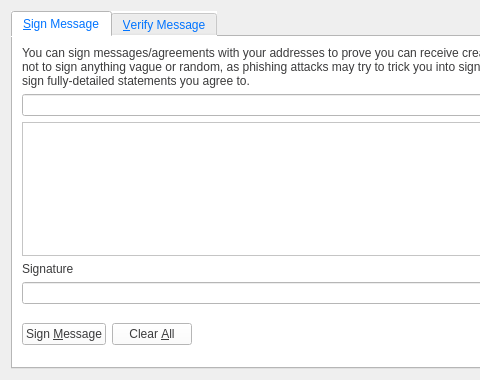
Old version of the form src/qt/forms/signverifymessagedialog.ui in the repository creativechain/creativechain-core; both pictures show x 0 to 480 and y 0 to 380 of the 700 by 380 pixel window.
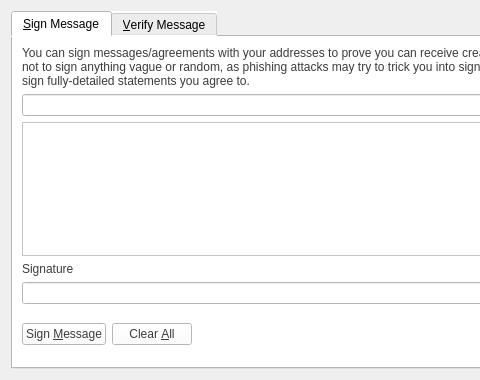
New version of the form. Icons and pictures are not drawn. Custom widgets are drawn as their Qt base class.

Commit message: Actualización Interfaz

Patch:
```diff
--- a/src/qt/forms/signverifymessagedialog.ui
+++ b/src/qt/forms/signverifymessagedialog.ui
@@ -14,7 +14,7 @@
    <string>Signatures - Sign / Verify a Message</string>
   </property>
   <property name="styleSheet">
-   <string notr="true">color: rgb(0, 115, 255);</string>
+   <string notr="true"/>
   </property>
   <property name="modal">
    <bool>true</bool>
```
Left out of the diff: 4 changed lines with no effect on the pictures. The commit also changes 4 other files.
